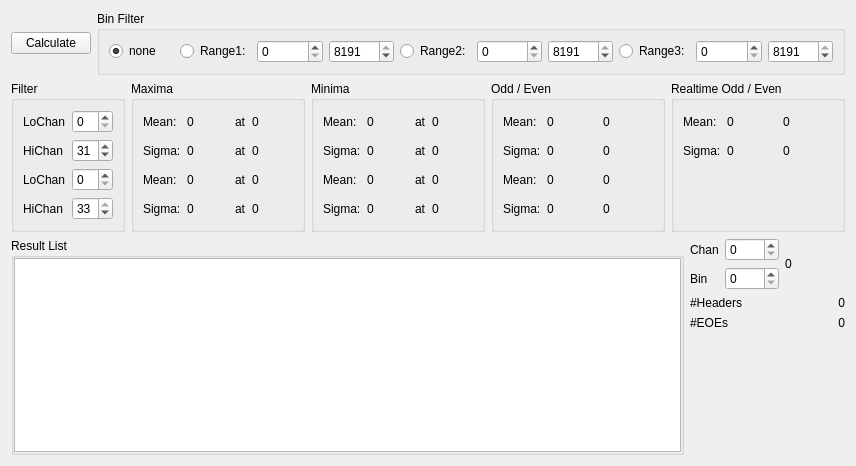
First picture: the form in src/mesytec_diagnostics.ui, repository flueke/mvme, before the edit.
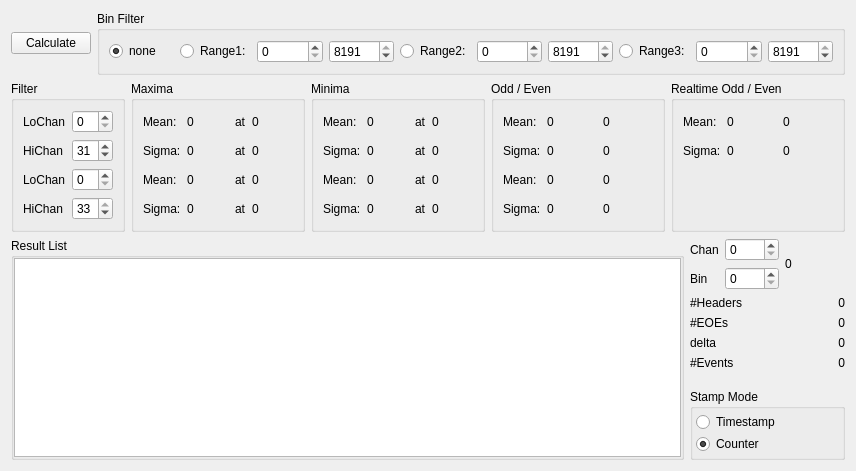
Second picture: the form after the edit.

Commit message: diag: add basic event debugging

```diff
--- a/src/mesytec_diagnostics.ui
+++ b/src/mesytec_diagnostics.ui
@@ -7,14 +7,14 @@
     <x>0</x>
     <y>0</y>
     <width>856</width>
-    <height>466</height>
+    <height>471</height>
    </rect>
   </property>
   <property name="windowTitle">
    <string>Diagnostics</string>
   </property>
-  <layout class="QVBoxLayout" name="verticalLayout_3">
-   <item>
+  <layout class="QGridLayout" name="gridLayout_10">
+   <item row="0" column="0">
     <layout class="QHBoxLayout" name="horizontalLayout_3" stretch="0,1">
      <item>
       <widget class="QPushButton" name="calcAll">
@@ -131,7 +131,7 @@
      </item>
     </layout>
    </item>
-   <item>
+   <item row="1" column="0">
     <layout class="QHBoxLayout" name="horizontalLayout_2" stretch="0,1,1,1,1">
      <item>
       <widget class="QGroupBox" name="groupBox_14">
@@ -606,9 +606,9 @@
      </item>
     </layout>
    </item>
-   <item>
-    <layout class="QHBoxLayout" name="horizontalLayout_4">
-     <item>
+   <item row="2" column="0">
+    <layout class="QGridLayout" name="gridLayout_9">
+     <item row="0" column="0" rowspan="2">
       <widget class="QGroupBox" name="groupBox">
        <property name="title">
         <string>Result List</string>
@@ -632,8 +632,76 @@
        </layout>
       </widget>
      </item>
-     <item>
+     <item row="0" column="1">
       <layout class="QGridLayout" name="gridLayout_7">
+       <item row="4" column="1">
+        <widget class="QLabel" name="label_nEvents">
+         <property name="text">
+          <string>0</string>
+         </property>
+         <property name="alignment">
+          <set>Qt::AlignRight|Qt::AlignTrailing|Qt::AlignVCenter</set>
+         </property>
+        </widget>
+       </item>
+       <item row="3" column="0">
+        <widget class="QLabel" name="label_5">
+         <property name="text">
+          <string>delta</string>
+         </property>
+        </widget>
+       </item>
+       <item row="4" column="0">
+        <widget class="QLabel" name="label_6">
+         <property name="text">
+          <string>#Events</string>
+         </property>
+        </widget>
+       </item>
+       <item row="1" column="1">
+        <widget class="QLabel" name="label_nHeaders">
+         <property name="text">
+          <string>0</string>
+         </property>
+         <property name="alignment">
+          <set>Qt::AlignRight|Qt::AlignTrailing|Qt::AlignVCenter</set>
+         </property>
+        </widget>
+       </item>
+       <item row="2" column="1">
+        <widget class="QLabel" name="label_nEOEs">
+         <property name="text">
+          <string>0</string>
+         </property>
+         <property name="alignment">
+          <set>Qt::AlignRight|Qt::AlignTrailing|Qt::AlignVCenter</set>
+         </property>
+        </widget>
+       </item>
+       <item row="1" column="0">
+        <widget class="QLabel" name="label_3">
+         <property name="text">
+          <string>#Headers</string>
+         </property>
+        </widget>
+       </item>
+       <item row="2" column="0">
+        <widget class="QLabel" name="label_4">
+         <property name="text">
+          <string>#EOEs</string>
+         </property>
+        </widget>
+       </item>
+       <item row="3" column="1">
+        <widget class="QLabel" name="label_delta">
+         <property name="text">
+          <string>0</string>
+         </property>
+         <property name="alignment">
+          <set>Qt::AlignRight|Qt::AlignTrailing|Qt::AlignVCenter</set>
+         </property>
+        </widget>
+       </item>
        <item row="0" column="0" colspan="2">
         <layout class="QGridLayout" name="gridLayout_2">
          <item row="0" column="1">
@@ -679,21 +747,7 @@
          </item>
         </layout>
        </item>
-       <item row="1" column="0">
-        <widget class="QLabel" name="label_3">
-         <property name="text">
-          <string>#Headers</string>
-         </property>
-        </widget>
-       </item>
-       <item row="2" column="0">
-        <widget class="QLabel" name="label_4">
-         <property name="text">
-          <string>#EOEs</string>
-         </property>
-        </widget>
-       </item>
-       <item row="3" column="1">
+       <item row="5" column="1">
         <spacer name="verticalSpacer">
          <property name="orientation">
           <enum>Qt::Vertical</enum>
@@ -701,33 +755,63 @@
          <property name="sizeHint" stdset="0">
           <size>
            <width>20</width>
-           <height>40</height>
+           <height>1</height>
           </size>
          </property>
         </spacer>
        </item>
-       <item row="1" column="1">
-        <widget class="QLabel" name="label_nHeaders">
-         <property name="text">
-          <string>0</string>
-         </property>
-         <property name="alignment">
-          <set>Qt::AlignRight|Qt::AlignTrailing|Qt::AlignVCenter</set>
-         </property>
-        </widget>
-       </item>
-       <item row="2" column="1">
-        <widget class="QLabel" name="label_nEOEs">
-         <property name="text">
-          <string>0</string>
-         </property>
-         <property name="alignment">
-          <set>Qt::AlignRight|Qt::AlignTrailing|Qt::AlignVCenter</set>
-         </property>
-        </widget>
-       </item>
       </layout>
      </item>
+     <item row="1" column="1">
+      <widget class="QGroupBox" name="groupBox_2">
+       <property name="title">
+        <string>Stamp Mode</string>
+       </property>
+       <layout class="QGridLayout" name="gridLayout_8">
+        <property name="leftMargin">
+         <number>3</number>
+        </property>
+        <property name="topMargin">
+         <number>3</number>
+        </property>
+        <property name="rightMargin">
+         <number>3</number>
+        </property>
+        <property name="bottomMargin">
+         <number>3</number>
+        </property>
+        <property name="spacing">
+         <number>2</number>
+        </property>
+        <item row="0" column="0">
+         <widget class="QRadioButton" name="rb_timestamp">
+          <property name="text">
+           <string>Timestamp</string>
+          </property>
+          <property name="checked">
+           <bool>false</bool>
+          </property>
+          <attribute name="buttonGroup">
+           <string notr="true">stampModeGroup</string>
+          </attribute>
+         </widget>
+        </item>
+        <item row="1" column="0">
+         <widget class="QRadioButton" name="rb_counter">
+          <property name="text">
+           <string>Counter</string>
+          </property>
+          <property name="checked">
+           <bool>true</bool>
+          </property>
+          <attribute name="buttonGroup">
+           <string notr="true">stampModeGroup</string>
+          </attribute>
+         </widget>
+        </item>
+       </layout>
+      </widget>
+     </item>
     </layout>
    </item>
   </layout>
```
Left out of the diff: 1 changed line with no effect on the pictures. The commit also changes 4 other files.
